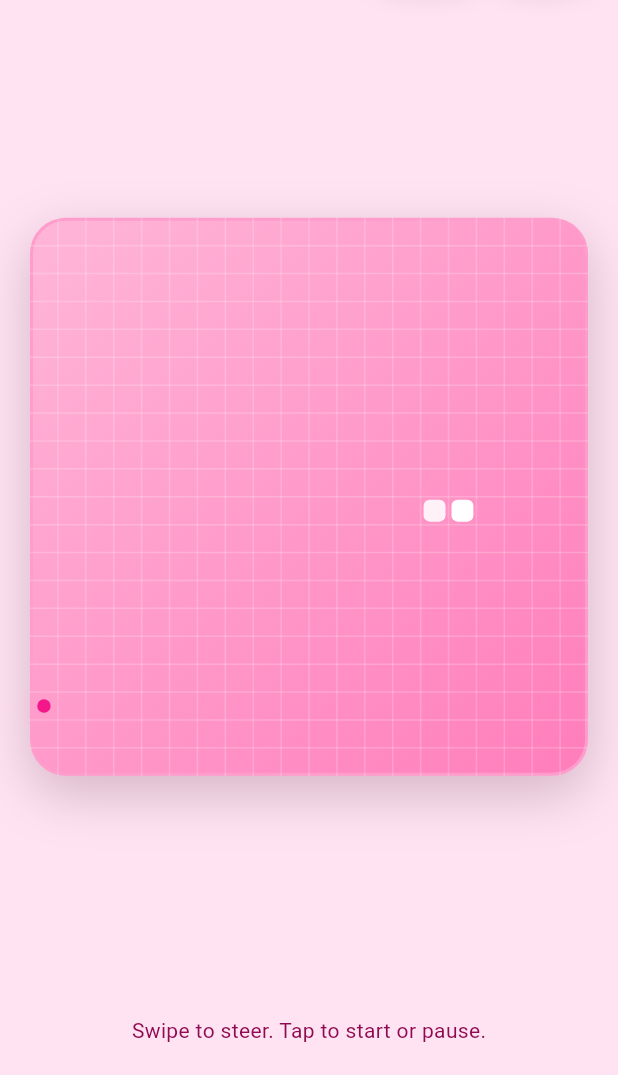
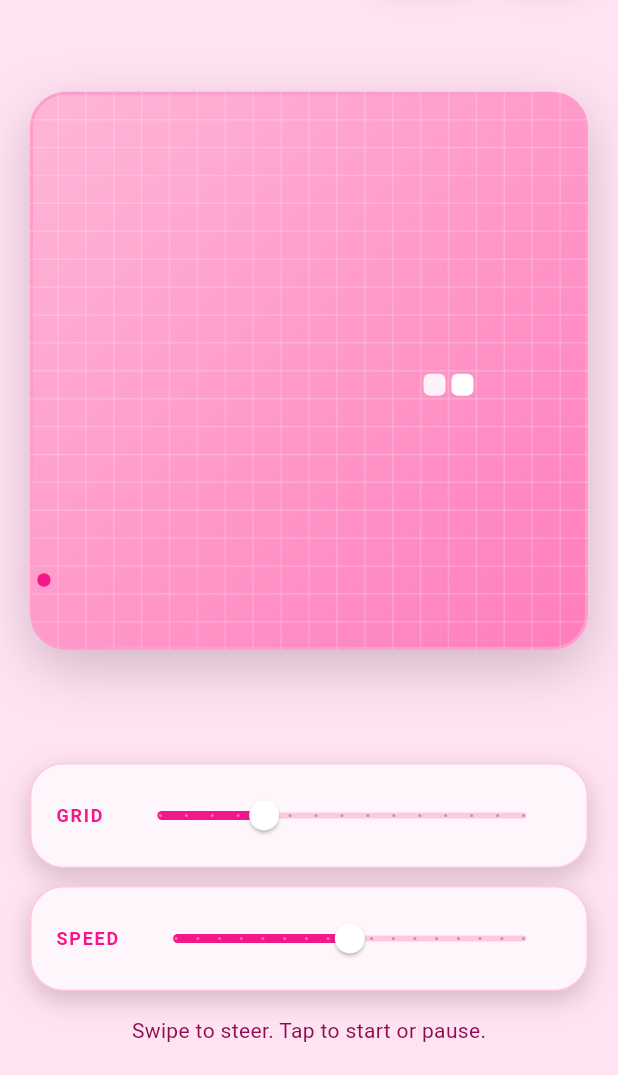
Before and after one commit to martyna-sielska/pinksnake, a Flutter app: the screen it shows after launch, after a tap on "Ready?", on a phone screen of 412 x 824 dp, the part 161-1236 px from its top. Run offline on Flutter 3.47's test engine with Material 3 defaults, Android fonts, the phone set to English and light mode, and no system bars.

Commit message:
Add files via upload

```diff
--- a/lib/main.dart
+++ b/lib/main.dart
@@ -37,8 +37,15 @@ class SnakeHome extends StatefulWidget {
 }
 
 class _SnakeHomeState extends State<SnakeHome> {
-  static const int gridSize = 20;
-  static const Duration stepDuration = Duration(milliseconds: 240);
+  static const int defaultGridSize = 20;
+  static const int minGridSize = 12;
+  static const int maxGridSize = 40;
+  static const int gridStep = 2;
+
+  static const int defaultStepMs = 240;
+  static const int minStepMs = 80;
+  static const int maxStepMs = 400;
+  static const int stepMsStep = 20;
   static const int scoreStep = 10;
 
   final Random _rng = Random();
@@ -46,6 +53,8 @@ class _SnakeHomeState extends State<SnakeHome> {
   Point<int> _direction = const Point(1, 0);
   Point<int> _nextDirection = const Point(1, 0);
   Point<int> _food = const Point(5, 5);
+  int _gridSize = defaultGridSize;
+  Duration _stepDuration = const Duration(milliseconds: defaultStepMs);
   int _score = 0;
   int _best = 0;
 
@@ -73,8 +82,8 @@ class _SnakeHomeState extends State<SnakeHome> {
     _snake
       ..clear()
       ..addAll([
-        Point(gridSize ~/ 2, gridSize ~/ 2),
-        Point(gridSize ~/ 2 - 1, gridSize ~/ 2),
+        Point(_gridSize ~/ 2, _gridSize ~/ 2),
+        Point(_gridSize ~/ 2 - 1, _gridSize ~/ 2),
       ]);
     _direction = const Point(1, 0);
     _nextDirection = const Point(1, 0);
@@ -86,7 +95,7 @@ class _SnakeHomeState extends State<SnakeHome> {
 
   void _spawnFood() {
     while (true) {
-      final candidate = Point(_rng.nextInt(gridSize), _rng.nextInt(gridSize));
+      final candidate = Point(_rng.nextInt(_gridSize), _rng.nextInt(_gridSize));
       final hit = _snake.any((segment) => segment == candidate);
       if (!hit) {
         _food = candidate;
@@ -103,7 +112,7 @@ class _SnakeHomeState extends State<SnakeHome> {
     _paused = false;
     _gameOver = false;
     _timer?.cancel();
-    _timer = Timer.periodic(stepDuration, (_) => _tick());
+    _timer = Timer.periodic(_stepDuration, (_) => _tick());
     setState(() {});
   }
 
@@ -116,7 +125,7 @@ class _SnakeHomeState extends State<SnakeHome> {
       _timer?.cancel();
     } else {
       _timer?.cancel();
-      _timer = Timer.periodic(stepDuration, (_) => _tick());
+      _timer = Timer.periodic(_stepDuration, (_) => _tick());
     }
     setState(() {});
   }
@@ -138,7 +147,7 @@ class _SnakeHomeState extends State<SnakeHome> {
     final head = _snake.first;
     final next = Point(head.x + _direction.x, head.y + _direction.y);
 
-    if (next.x < 0 || next.x >= gridSize || next.y < 0 || next.y >= gridSize) {
+    if (next.x < 0 || next.x >= _gridSize || next.y < 0 || next.y >= _gridSize) {
       _stopGame();
       return;
     }
@@ -223,6 +232,34 @@ class _SnakeHomeState extends State<SnakeHome> {
     _swipeConsumed = false;
   }
 
+  void _updateGridSize(double value) {
+    final newSize = value.round();
+    if (newSize == _gridSize) {
+      return;
+    }
+
+    _timer?.cancel();
+    _running = false;
+    _paused = false;
+    _gameOver = false;
+    _gridSize = newSize;
+    _resetGame();
+  }
+
+  void _updateSpeed(double value) {
+    final newMs = value.round();
+    if (_stepDuration.inMilliseconds == newMs) {
+      return;
+    }
+
+    _stepDuration = Duration(milliseconds: newMs);
+    if (_running && !_paused) {
+      _timer?.cancel();
+      _timer = Timer.periodic(_stepDuration, (_) => _tick());
+    }
+    setState(() {});
+  }
+
   @override
   Widget build(BuildContext context) {
     final colors = _PinkThemeColors();
@@ -277,7 +314,7 @@ class _SnakeHomeState extends State<SnakeHome> {
                                 child: SizedBox.expand(
                                   child: CustomPaint(
                                     painter: _GamePainter(
-                                      gridSize: gridSize,
+                                      gridSize: _gridSize,
                                       snake: List.unmodifiable(_snake),
                                       food: _food,
                                       colors: colors,
@@ -298,6 +335,26 @@ class _SnakeHomeState extends State<SnakeHome> {
                     );
                   },
                 ),
+              ),
+              const SizedBox(height: 16),
+              _SliderCard(
+                label: 'GRID',
+                value: _gridSize.toDouble(),
+                min: minGridSize.toDouble(),
+                max: maxGridSize.toDouble(),
+                divisions: ((maxGridSize - minGridSize) / gridStep).round(),
+                onChanged: _updateGridSize,
+                colors: colors,
+              ),
+              const SizedBox(height: 12),
+              _SliderCard(
+                label: 'SPEED',
+                value: _stepDuration.inMilliseconds.toDouble(),
+                min: minStepMs.toDouble(),
+                max: maxStepMs.toDouble(),
+                divisions: ((maxStepMs - minStepMs) / stepMsStep).round(),
+                onChanged: _updateSpeed,
+                colors: colors,
               ),
               const SizedBox(height: 16),
               Text(
@@ -472,6 +529,76 @@ class _Overlay extends StatelessWidget {
   }
 }
 
+class _SliderCard extends StatelessWidget {
+  const _SliderCard({
+    required this.label,
+    required this.value,
+    required this.min,
+    required this.max,
+    required this.divisions,
+    required this.onChanged,
+    required this.colors,
+  });
+
+  final String label;
+  final double value;
+  final double min;
+  final double max;
+  final int divisions;
+  final ValueChanged<double> onChanged;
+  final _PinkThemeColors colors;
+
+  @override
+  Widget build(BuildContext context) {
+    return Container(
+      padding: const EdgeInsets.symmetric(horizontal: 16, vertical: 10),
+      decoration: BoxDecoration(
+        color: colors.card,
+        borderRadius: BorderRadius.circular(22),
+        border: Border.all(color: colors.borderLight),
+        boxShadow: [
+          BoxShadow(
+            color: colors.shadow,
+            blurRadius: 14,
+            offset: const Offset(0, 6),
+          ),
+        ],
+      ),
+      child: Row(
+        children: [
+          Text(
+            label,
+            style: TextStyle(
+              fontSize: 12,
+              letterSpacing: 1.2,
+              color: colors.subtitle,
+              fontWeight: FontWeight.w700,
+            ),
+          ),
+          const SizedBox(width: 12),
+          Expanded(
+            child: SliderTheme(
+              data: SliderTheme.of(context).copyWith(
+                activeTrackColor: colors.subtitle,
+                inactiveTrackColor: colors.borderLight,
+                thumbColor: Colors.white,
+                overlayColor: colors.subtitle.withOpacity(0.12),
+              ),
+              child: Slider(
+                value: value.clamp(min, max),
+                min: min,
+                max: max,
+                divisions: divisions,
+                onChanged: onChanged,
+              ),
+            ),
+          ),
+        ],
+      ),
+    );
+  }
+}
+
 class _GamePainter extends CustomPainter {
   _GamePainter({
     required this.gridSize,
```
